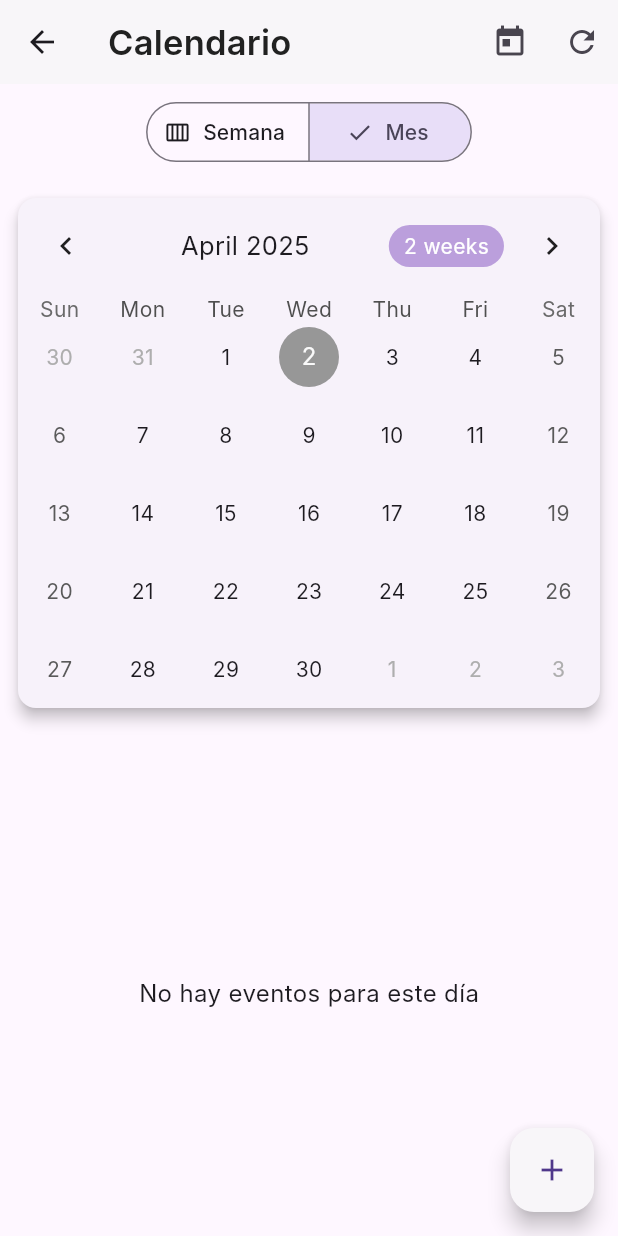
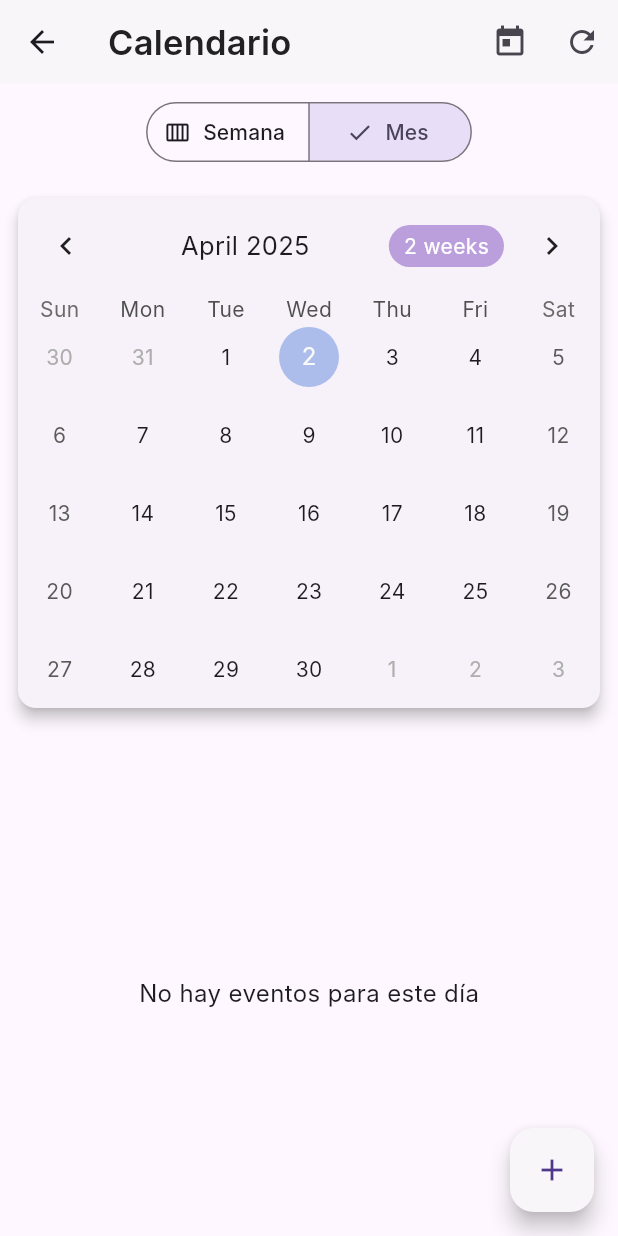
Before and after one commit to SFP95/dailypulse, a Flutter app: the CalendarScreen screen opened by its route, on a phone screen of 412 x 824 dp. Run offline on Flutter 3.47's test engine with Material 3 defaults, Android fonts, the phone set to English and light mode, and no system bars; drawn by our look-alikes of table_calendar; our stand-ins replace cloud_firestore, firebase_auth, firebase_core; accounts and stored records are empty; Roboto replaces fonts that are missing (Inter).

Commit message:
calendarios y ajustes

```diff
--- a/lib/screens/calendar_screens.dart
+++ b/lib/screens/calendar_screens.dart
@@ -168,15 +168,15 @@ class _CalendarScreenState extends State<CalendarScreen> {
         },
         calendarStyle: CalendarStyle(
           selectedDecoration: BoxDecoration(
-            color: AppColors.textSecondary,
+            color: AppColors.primaryblue,
             shape: BoxShape.circle,
           ),
           todayDecoration: BoxDecoration(
-            color: AppColors.textSecondary.withOpacity(0.3),
+            color: AppColors.textPrimary.withOpacity(0.3),
             shape: BoxShape.circle,
           ),
           markerDecoration: BoxDecoration(
-            color: AppColors.textSecondary,
+            color: AppColors.textPrimary,
             shape: BoxShape.circle,
           ),
           markersAlignment: Alignment.bottomRight,
@@ -198,7 +198,7 @@ class _CalendarScreenState extends State<CalendarScreen> {
                     '${events.length}',
                     style: TextStyle(
                       color: Colors.white,
-                      fontSize: 10,
+                      fontSize: 15,
                     ),
                   ),
                 ),
@@ -362,15 +362,15 @@ class _CalendarScreenState extends State<CalendarScreen> {
   }
 
   Color _getTaskColor(TaskModel task) {
-    if (task.isCompleted) return Colors.grey[200]!;
+    if (task.isCompleted) return AppColors.primaryblue!;
 
     switch (task.priority) {
       case Priority.high:
-        return Colors.red[50]!;
+        return AppColors.warning!;
       case Priority.medium:
-        return Colors.orange[50]!;
+        return AppColors.naranja!;
       case Priority.low:
-        return Colors.green[50]!;
+        return AppColors.success!;
       default:
         return Theme.of(context).cardTheme.color!;
     }
--- a/lib/utils/app_colors.dart
+++ b/lib/utils/app_colors.dart
@@ -11,7 +11,8 @@ class AppColors {
 
   // Secundarios
   static const success = Color(0xFF6BCB94);  // Verde
-  static const warning = Color(0xFFEA846C);  // Naranja
+  static const warning = Color(0xFFFC6F6F);  // Naranja
+  static const naranja = Color(0xFFEACC81);  // medium
   static const disabled = Color(0xC8B0AEAE);
 
   // Neutrales
```
